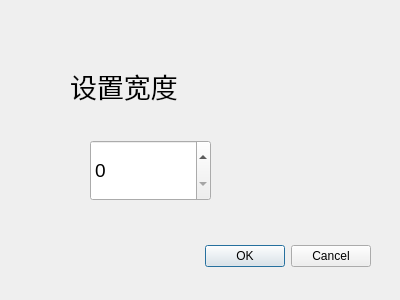
Qt form View/05_Draw/dialog_setwidth.ui (AlfredYin/LocalMonitoring) before a commit.
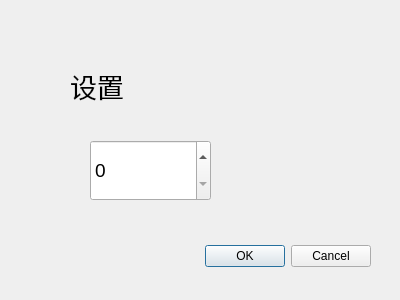
The same form after that commit.

Diff of the .ui file:
```diff
--- a/View/05_Draw/dialog_setwidth.ui
+++ b/View/05_Draw/dialog_setwidth.ui
@@ -61,7 +61,7 @@
     </font>
    </property>
    <property name="text">
-    <string>设置宽度</string>
+    <string>设置</string>
    </property>
   </widget>
  </widget>
```
